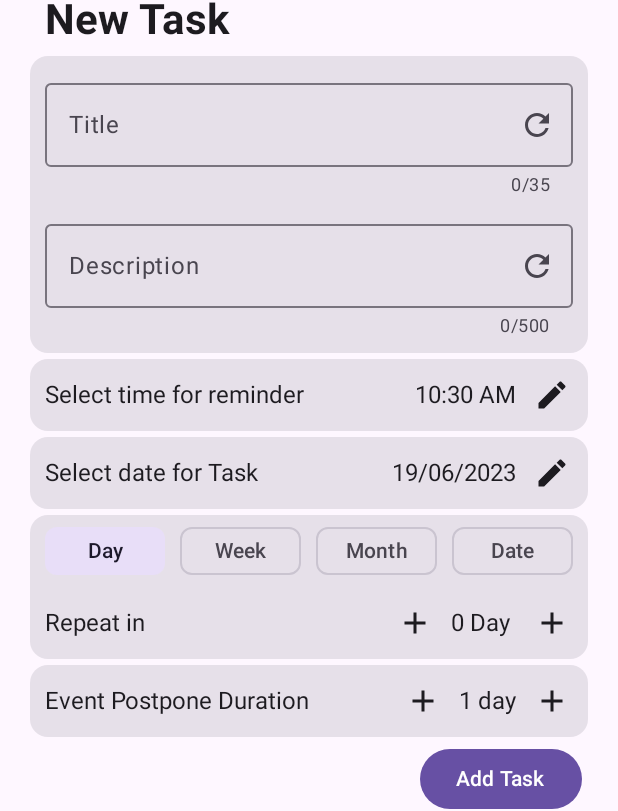
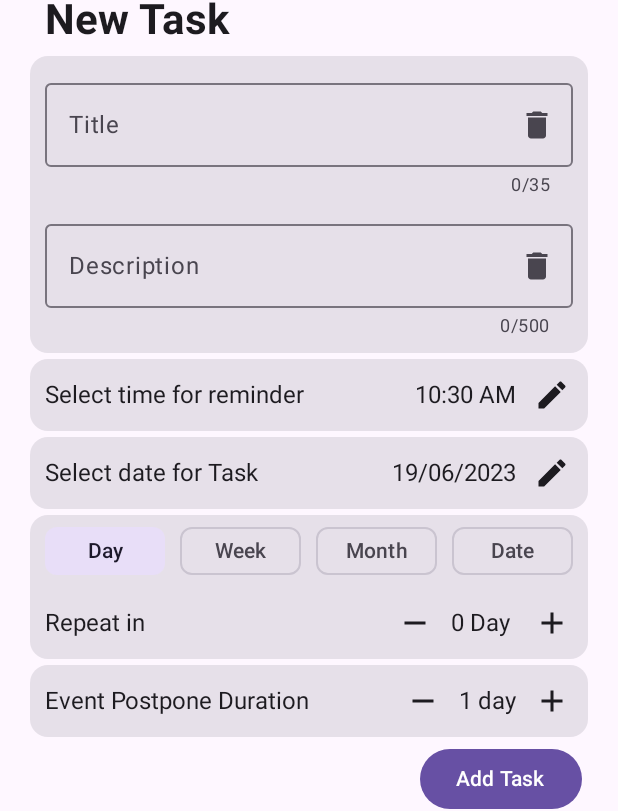
Before and after one commit to Vaishnav-Kanhirathingal/Scheduler, an Android app built with Jetpack Compose: the @Preview function AddTaskScreenPreview, on a phone screen of 412 x 824 dp. Shown: the part 261-1072 px from the top of the screen. Run offline under Robolectric (Android 15) with nearby library versions, the phone set to English and light mode, and no system bars; our stand-ins replace Firebase (no records; nobody signed in at launch, a user with empty details on screens opened directly).

Commit message:
changes to AddTaskScaffold icons

```diff
--- a/app/src/main/java/com/example/scheduler/ui/screens/AddTaskPage.kt
+++ b/app/src/main/java/com/example/scheduler/ui/screens/AddTaskPage.kt
@@ -17,9 +17,9 @@ import androidx.compose.foundation.verticalScroll
 import androidx.compose.material.icons.Icons
 import androidx.compose.material.icons.filled.Add
 import androidx.compose.material.icons.filled.ArrowBack
+import androidx.compose.material.icons.filled.Delete
 import androidx.compose.material.icons.filled.Edit
 import androidx.compose.material.icons.filled.Info
-import androidx.compose.material.icons.filled.Refresh
 import androidx.compose.material3.Button
 import androidx.compose.material3.Card
 import androidx.compose.material3.CenterAlignedTopAppBar
@@ -41,14 +41,17 @@ import androidx.compose.ui.Alignment
 import androidx.compose.ui.Modifier
 import androidx.compose.ui.graphics.Color
 import androidx.compose.ui.platform.LocalContext
+import androidx.compose.ui.res.painterResource
 import androidx.compose.ui.text.font.FontWeight
 import androidx.compose.ui.text.style.TextAlign
 import androidx.compose.ui.tooling.preview.Preview
 import androidx.compose.ui.unit.dp
+import com.example.scheduler.R
 import com.example.scheduler.data.Date
 import com.example.scheduler.data.RepetitionEnum
 import com.example.scheduler.data.Repetitions
 import com.example.scheduler.data.Reps
+import com.example.scheduler.data.StringFunctions
 import com.example.scheduler.data.StringFunctions.getDateAsText
 import com.example.scheduler.data.StringFunctions.getTimeAsText
 import com.example.scheduler.data.StringFunctions.numFormatter
@@ -252,7 +255,7 @@ fun TitleAndDescription(
                         onClick = { title.value = "" },
                         content = {
                             Icon(
-                                imageVector = Icons.Filled.Refresh,
+                                imageVector = Icons.Filled.Delete,
                                 contentDescription = null
                             )
                         }
@@ -286,7 +289,7 @@ fun TitleAndDescription(
                         onClick = { description.value = "" },
                         content = {
                             Icon(
-                                imageVector = Icons.Filled.Refresh,
+                                imageVector = Icons.Filled.Delete,
                                 contentDescription = null
                             )
                         }
@@ -385,14 +388,16 @@ fun RepeatSchedule(
                         }
                     },
                     content = {
-                        Icon(imageVector = Icons.Filled.Add, contentDescription = null)
+                        Icon(
+                            painter = painterResource(id = (R.drawable.remove_24)),
+                            contentDescription = null
+                        )
                     }
                 )
                 val display = daysDelayed.value / selected.value.step
                 Text(
-                    text = "$display ${selected.value.timeUnit}${if (display > 1) "s" else ""} ${
-                        if (selected.value.enumValue != RepetitionEnum.DAY) "[${daysDelayed.value}d]" else ""
-                    }",
+                    text = "${StringFunctions.getTextWithS(selected.value.timeUnit, display)} " +
+                            if (selected.value.enumValue != RepetitionEnum.DAY) "[${daysDelayed.value}d]" else "",
                     fontSize = FontSizeCustomValues.medium
                 )
                 IconButton(
@@ -530,7 +535,7 @@ fun DelayTaskDay(modifier: Modifier = Modifier, postponeDuration: MutableState<I
                 unit = "day",
                 value = postponeDuration,
                 rangeMin = 1,
-                rangeMax = 15
+                rangeMax = 5
             )
         }
     }
@@ -545,7 +550,7 @@ fun SelectNumberRange(
 ) {
     Row(verticalAlignment = Alignment.CenterVertically) {
         IconButton(onClick = { if (value.value > rangeMin) value.value-- }) {
-            Icon(imageVector = Icons.Filled.Add, contentDescription = null)
+            Icon(painter = painterResource(id = R.drawable.remove_24), contentDescription = null)
         }
         Text(
             text = "${value.value} $unit${if (value.value > 1) "s" else ""}",
--- /dev/null
+++ b/app/src/main/res/drawable/remove_24.xml
@@ -0,0 +1,9 @@
+<vector xmlns:android="http://schemas.android.com/apk/res/android"
+    android:width="24dp"
+    android:height="24dp"
+    android:viewportWidth="960"
+    android:viewportHeight="960">
+    <path
+        android:fillColor="#FFFFFFFF"
+        android:pathData="M200,520v-80h560v80L200,520Z" />
+</vector>
--- a/app/src/main/res/drawable/task_24.xml
+++ b/app/src/main/res/drawable/task_24.xml
@@ -4,6 +4,6 @@
     android:viewportWidth="960"
     android:viewportHeight="960">
     <path
-        android:fillColor="#FF000000"
+        android:fillColor="#FFFFFFFF"
         android:pathData="M480,880q-83,0 -156,-31.5T197,763q-54,-54 -85.5,-127T80,480q0,-83 31.5,-156T197,197q54,-54 127,-85.5T480,80q65,0 123,19t107,53l-58,59q-38,-24 -81,-37.5T480,160q-133,0 -226.5,93.5T160,480q0,133 93.5,226.5T480,800q133,0 226.5,-93.5T800,480q0,-18 -2,-36t-6,-35l65,-65q11,32 17,66t6,70q0,83 -31.5,156T763,763q-54,54 -127,85.5T480,880ZM424,664L254,494l56,-56 114,114 400,-401 56,56 -456,457Z" />
 </vector>
```
